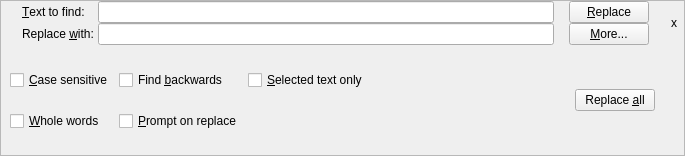
Before: the Qt Designer form tools/qtsourceview/demos/demo4/replacewidget.ui in diegoiast/qtsourceview, drawn with Qt 5.
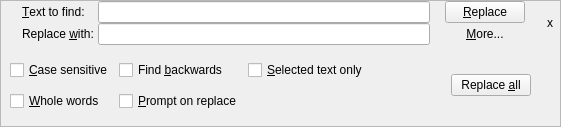
After: the same form once the commit is applied. Icons and pictures are not drawn.

Commit message: * lineseditor.h - fix compilation on gcc/win32  * privateblockdata.cpp - assign default value to m_isModified, otherwise on win32 it defaults to "true"  * ui files - polish up the look and feel

```diff
--- a/tools/qtsourceview/demos/demo4/replacewidget.ui
+++ b/tools/qtsourceview/demos/demo4/replacewidget.ui
@@ -6,8 +6,8 @@
    <rect>
     <x>0</x>
     <y>0</y>
-    <width>685</width>
-    <height>156</height>
+    <width>561</width>
+    <height>127</height>
    </rect>
   </property>
   <property name="sizePolicy" >
@@ -41,7 +41,7 @@
       <enum>QFrame::StyledPanel</enum>
      </property>
      <property name="frameShadow" >
-      <enum>QFrame::Raised</enum>
+      <enum>QFrame::Sunken</enum>
      </property>
      <layout class="QGridLayout" >
       <property name="leftMargin" >
@@ -147,7 +147,19 @@
          </widget>
         </item>
         <item>
-         <widget class="QPushButton" name="moreButton" >
+         <widget class="QToolButton" name="moreButton" >
+          <property name="sizePolicy" >
+           <sizepolicy vsizetype="Fixed" hsizetype="Minimum" >
+            <horstretch>0</horstretch>
+            <verstretch>0</verstretch>
+           </sizepolicy>
+          </property>
+          <property name="cursor" >
+           <cursorShape>PointingHandCursor</cursorShape>
+          </property>
+          <property name="focusPolicy" >
+           <enum>Qt::StrongFocus</enum>
+          </property>
           <property name="toolTip" >
            <string>Opens the options panel</string>
           </property>
@@ -157,6 +169,9 @@
           <property name="checkable" >
            <bool>true</bool>
           </property>
+          <property name="autoRaise" >
+           <bool>true</bool>
+          </property>
          </widget>
         </item>
        </layout>
```
Left out of the diff: 15 changed lines with no effect on the pictures. The commit also changes 3 other files.
